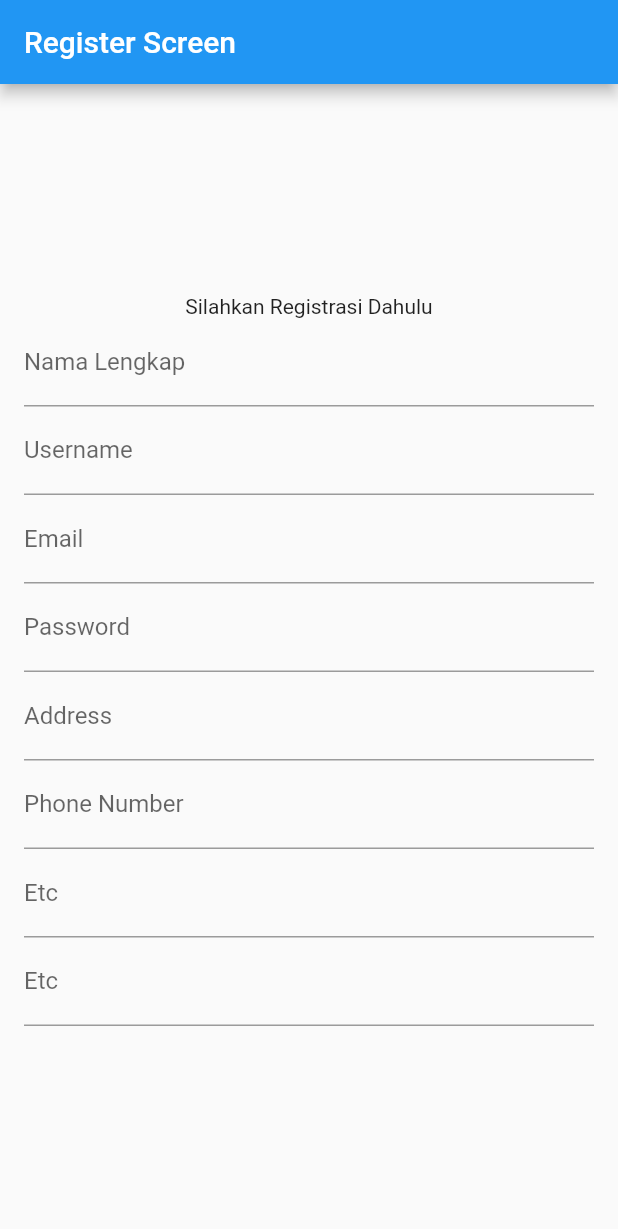
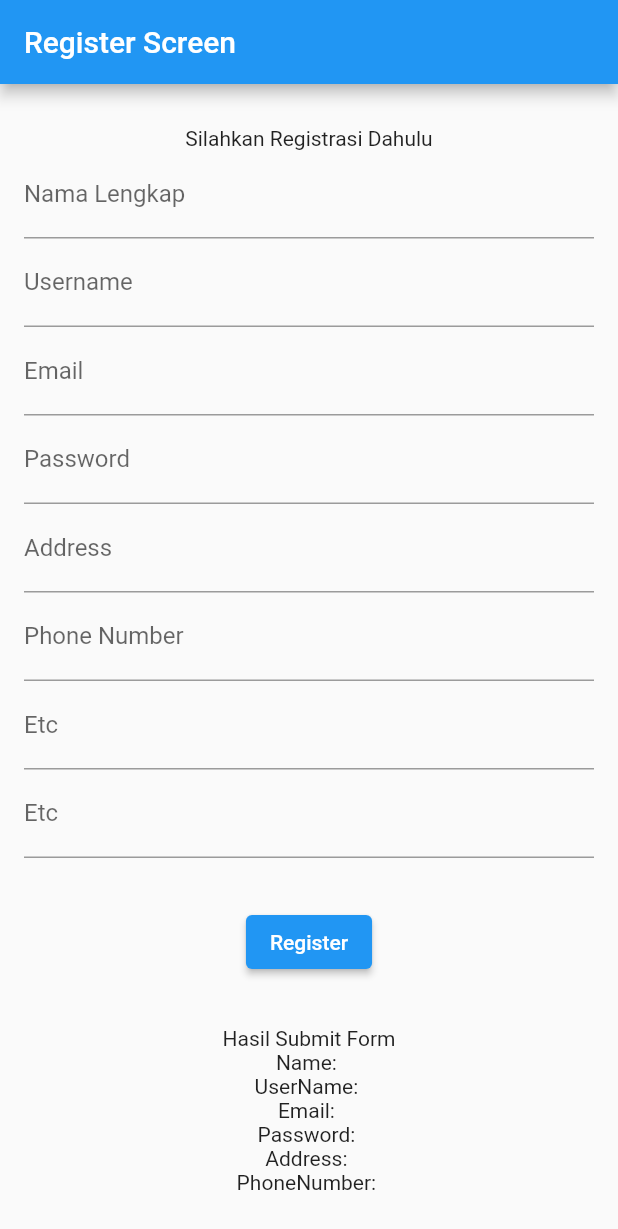
Before and after one commit to ipls/flutter, a Flutter app: the screen it shows after launch, on a phone screen of 412 x 824 dp. Shown: the top 1229 px of the screen. Run offline on Flutter 3.47's test engine with Material 2 defaults, Android fonts, the phone set to English and light mode, and no system bars.

Commit message:
done submit register form

```diff
--- a/lib/main.dart
+++ b/lib/main.dart
@@ -1,4 +1,4 @@
-import 'package:belajar_no1/basic_screen.dart';
+// import 'package:belajar_no1/basic_screen.dart';
 import 'package:belajar_no1/register_screen.dart';
 import 'package:flutter/material.dart';
 
--- a/lib/register_screen.dart
+++ b/lib/register_screen.dart
@@ -1,7 +1,25 @@
 import 'package:flutter/material.dart';
 
-class RegisterScreen extends StatelessWidget {
+class RegisterScreen extends StatefulWidget {
   const RegisterScreen({Key? key}) : super(key: key);
+
+  @override
+  State<RegisterScreen> createState() => _RegisterScreenState();
+}
+
+class _RegisterScreenState extends State<RegisterScreen> {
+  var nameController = TextEditingController();
+  var usernameController = TextEditingController();
+  var emailController = TextEditingController();
+  var passwordController = TextEditingController();
+  var addressController = TextEditingController();
+  var phoneNumberController = TextEditingController();
+  var nama = "";
+  var username = "";
+  var email = "";
+  var password = "";
+  var address = "";
+  var phoneNumber = "";
 
   @override
   Widget build(BuildContext context) {
@@ -14,23 +32,29 @@ class RegisterScreen extends StatelessWidget {
               children: [
                 Text("Silahkan Registrasi Dahulu"),
                 TextFormField(
+                  controller: nameController,
                   decoration: InputDecoration(label: Text("Nama Lengkap")),
                 ),
                 TextFormField(
+                  controller: usernameController,
                   decoration: InputDecoration(label: Text("Username")),
                 ),
                 TextFormField(
+                  controller: emailController,
                   keyboardType: TextInputType.emailAddress,
                   decoration: InputDecoration(label: Text("Email")),
                 ),
                 TextFormField(
+                  controller: passwordController,
                   obscureText: true,
                   decoration: InputDecoration(label: Text("Password")),
                 ),
                 TextFormField(
+                  controller: addressController,
                   decoration: InputDecoration(label: Text("Address")),
                 ),
                 TextFormField(
+                  controller: phoneNumberController,
                   keyboardType: TextInputType.phone,
                   decoration: InputDecoration(label: Text("Phone Number")),
                 ),
@@ -40,6 +64,31 @@ class RegisterScreen extends StatelessWidget {
                 TextFormField(
                   decoration: InputDecoration(label: Text("Etc")),
                 ),
+                SizedBox(height: 32,),
+                ElevatedButton(onPressed: (){
+                  setState(() {
+                    nama = nameController.text;
+                    username = usernameController.text;
+                    email = emailController.text;
+                    password = passwordController.text;
+                    address = addressController.text;
+                    phoneNumber = phoneNumberController.text;
+                    nameController.text = "";
+                    usernameController.text = "";
+                    emailController.text = "";
+                    passwordController.text = "";
+                    addressController.text = "";
+                    phoneNumberController.text = "";
+                  });
+                }, child: Text("Register")),
+                SizedBox(height: 32,),
+                Text("Hasil Submit Form"),
+                Text("Name: ${nama}"),
+                Text("UserName: ${username}"),
+                Text("Email: ${email}"),
+                Text("Password: ${password}"),
+                Text("Address: ${address}"),
+                Text("PhoneNumber: ${phoneNumber}"),
               ],
             )),
       ),),
```
